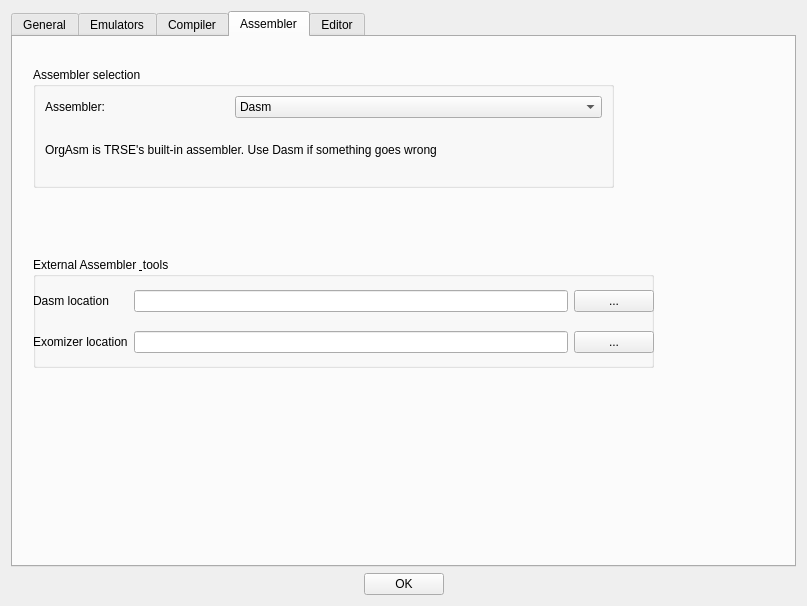
Before: the Qt Designer form source/dialogtrsesettings.ui in leuat/TRSE, drawn with Qt 5.
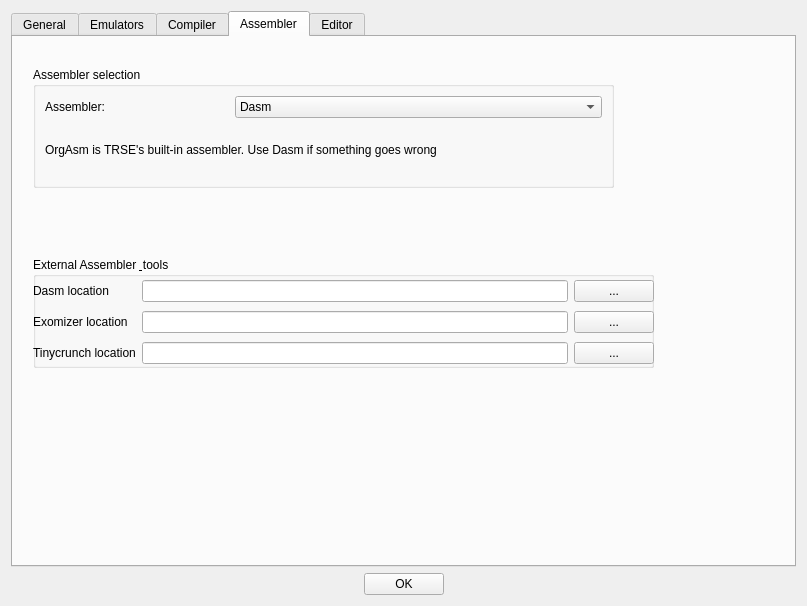
After: the same form once the commit is applied. The open tabs and pages were chosen to show the change.

Commit message: Long needed push

The edit to the form file:
```diff
--- a/source/dialogtrsesettings.ui
+++ b/source/dialogtrsesettings.ui
@@ -471,6 +471,23 @@
              </property>
             </widget>
            </item>
+           <item row="2" column="0">
+            <widget class="QLabel" name="label_22">
+             <property name="text">
+              <string>Tinycrunch location</string>
+             </property>
+            </widget>
+           </item>
+           <item row="2" column="1">
+            <widget class="QLineEdit" name="leTinyCrunch"/>
+           </item>
+           <item row="2" column="2">
+            <widget class="QPushButton" name="btnTinyCrunch">
+             <property name="text">
+              <string>...</string>
+             </property>
+            </widget>
+           </item>
           </layout>
          </widget>
         </widget>
```
Left out of the diff: 2 changed lines with no effect on the pictures. The commit also changes 40 other files.
